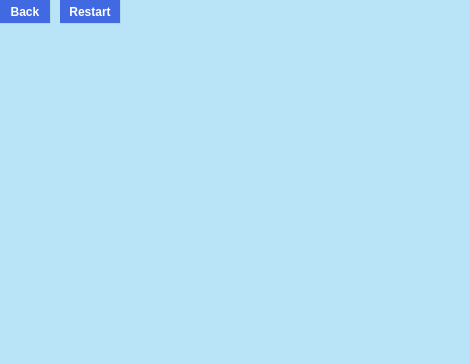
Above: sec_window.ui from CREVIOS/minesweeper before the change. Below: the same form after it.
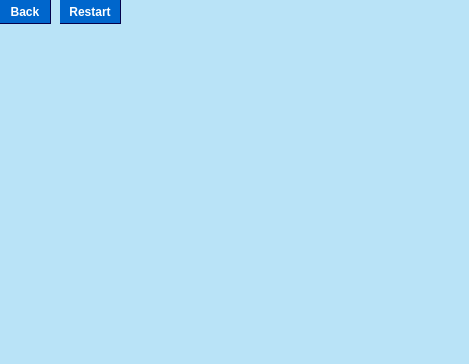
That is the form after the change.

What changed in the file:
```diff
--- a/sec_window.ui
+++ b/sec_window.ui
@@ -38,11 +38,11 @@
    <property name="styleSheet">
     <string notr="true">QPushButton{ 
 border-radius: 15px;
-border-right: 1px solid #ADD8E6;
-border-bottom: 1px solid #ADD8E6;
+border-right: 1px solid #05014a;
+border-bottom: 1px solid #05014a;
 }
 QPushButton:enabled{
-background-color: #4169e1;
+background-color: #0066cc;
 color: white;
 }
 QPushButton:pressed{
@@ -83,11 +83,11 @@
    <property name="styleSheet">
     <string notr="true">QPushButton{ 
 border-radius: 15px;
-border-right: 1px solid #ADD8E6;
-border-bottom: 1px solid #ADD8E6;
+border-right: 1px solid #05014a;
+border-bottom: 1px solid #05014a;
 }
 QPushButton:enabled{
-background-color: #4169e1;
+background-color: #0066cc;
 color: white;
 }
 QPushButton:pressed{
```
Left out of the diff: 4 changed lines with no effect on the pictures.
